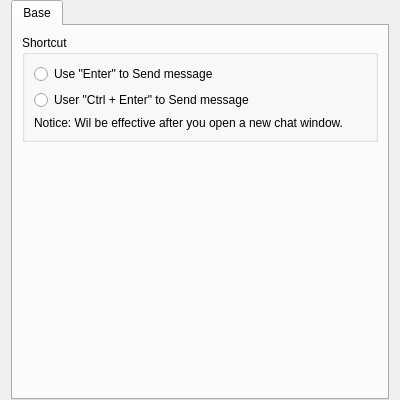
Old version of the form app/PrefChatWindow.ui in the repository chloerei/qtalk.
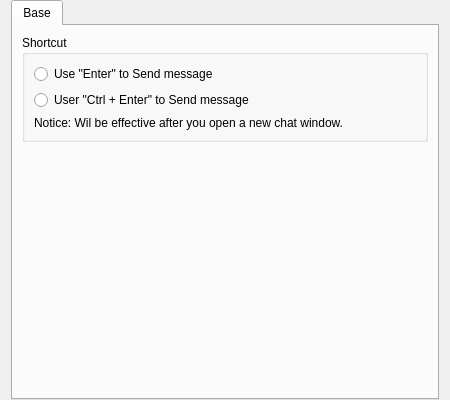
New version of the form.

The edit to the form file:
```diff
--- a/app/PrefChatWindow.ui
+++ b/app/PrefChatWindow.ui
@@ -6,7 +6,7 @@
    <rect>
     <x>0</x>
     <y>0</y>
-    <width>400</width>
+    <width>450</width>
     <height>400</height>
    </rect>
   </property>
```
